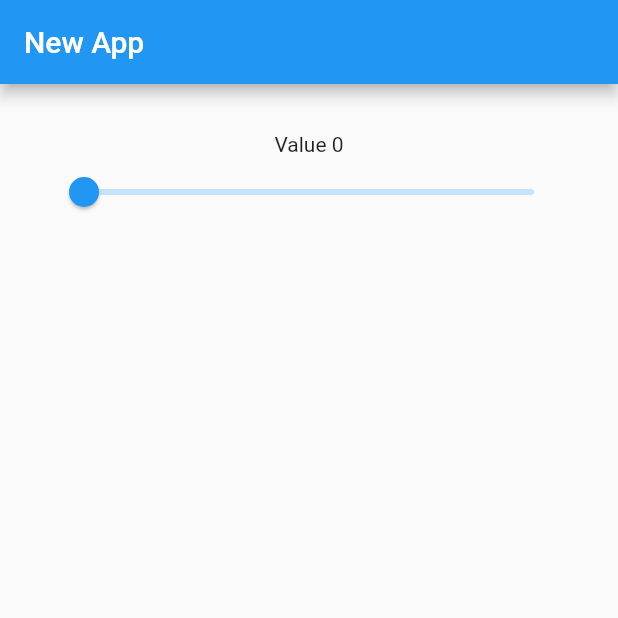
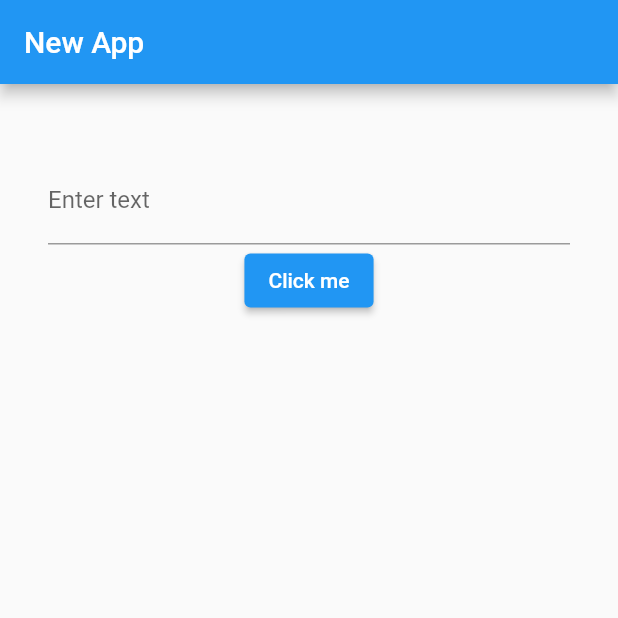
Before and after one commit to ShubhamDalvi1999/Flutter_Beginner, a Flutter app: the screen it shows after launch, on a phone screen of 412 x 824 dp, the top half of it. Run offline on Flutter 3.47's test engine with Material 2 defaults, Android fonts, the phone set to English and light mode, and no system bars.

```diff
--- a/lib/main.dart
+++ b/lib/main.dart
@@ -1,4 +1,5 @@
 import 'package:flutter/material.dart';
+import 'dart:async';
 
 void main() {
   runApp(MaterialApp(home: MyApp()));
@@ -12,16 +13,8 @@ class MyApp extends StatefulWidget {
 }
 
 class _MyAppState extends State<MyApp> {
-  double _value1 = 0.0;
-  double _value2 = 100;
-
-  void _onChange1(double value) => setState(() {
-        _value1 = value;
-      });
-
-  void _onChange2(double value) => setState(() {
-        _value2 = value;
-      });
+  String _value = "";
+  TextEditingController input = TextEditingController();
 
   @override
   Widget build(BuildContext context) {
@@ -34,14 +27,20 @@ class _MyAppState extends State<MyApp> {
         child: Center(
           child: Column(
             children: [
-              Text("Value ${(_value1).round()}"),
-              Slider(
-                value: _value1,
-                onChanged: _onChange1,
-                max: 5.0,
-                min: 0.0,
-                label: "Amount of time:",
-              )
+              Text(_value),
+              TextField(
+                controller: input,
+                decoration: InputDecoration(
+                    hintText: "Enter text to see magic",
+                    labelText: "Enter text"),
+              ),
+              ElevatedButton(
+                  onPressed: () {
+                    setState(() {
+                      _value = input.text;
+                    });
+                  },
+                  child: Text("Click me"))
             ],
           ),
         ),
```
Also changed, not shown: 3 other files.
